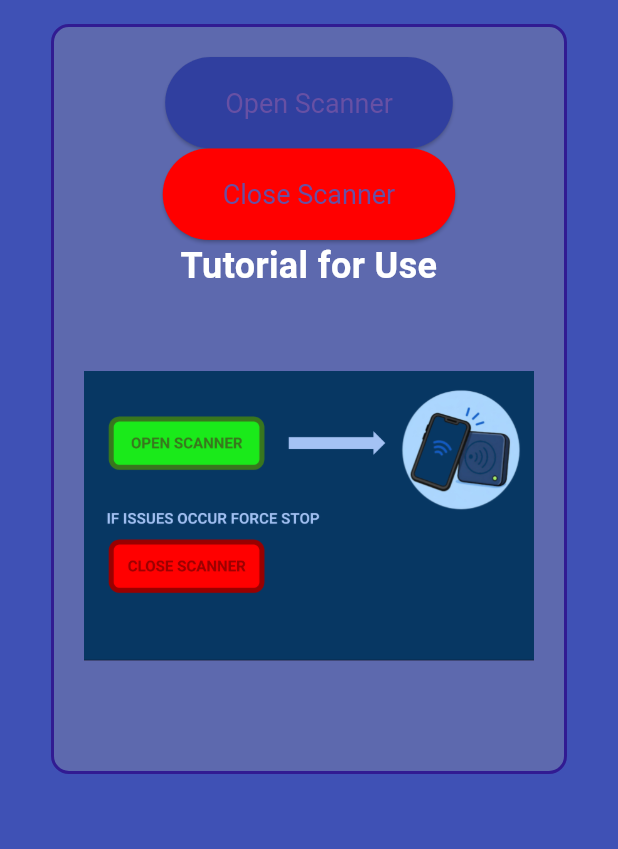
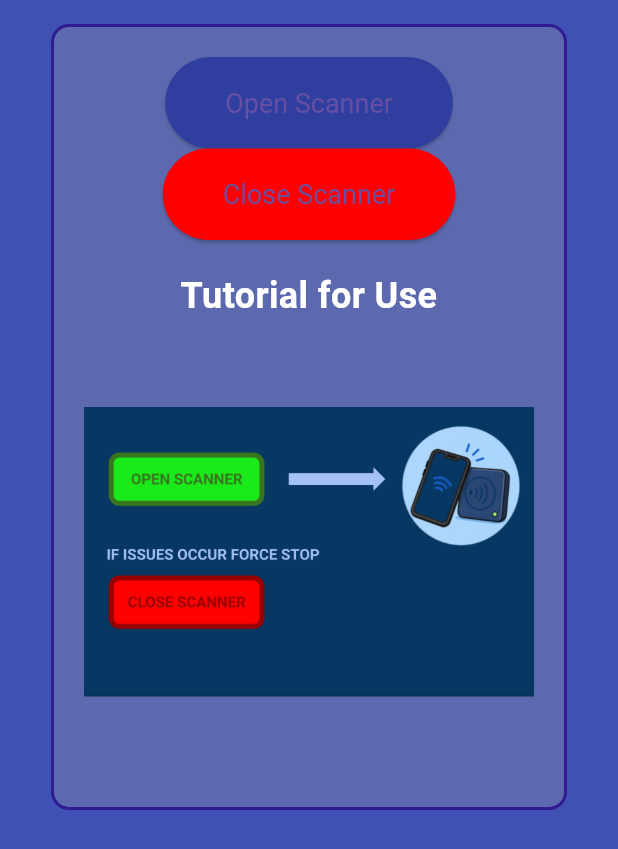
Before and after one commit to Cap0703/BluePrint-, a Flutter app: the HomeScreen screen opened directly with empty values, on a phone screen of 412 x 824 dp. Shown: the top 849 px of the screen. Run offline on Flutter 3.47's test engine with Material 3 defaults, Android fonts, the phone set to English and light mode, and no system bars; missing offline and left inert: nfc_manager.

Commit message:
added spacing
Co-authored-by: Copilot <copilot@github.com>

```diff
--- a/src/app/blueprint_student_application/lib/main.dart
+++ b/src/app/blueprint_student_application/lib/main.dart
@@ -115,7 +115,9 @@ class HomeScreen extends StatelessWidget {
               children: [
                 nfcScannerButtonEnable(studentID: studentID, token: token),
                 nfcScannerButtonDisable(),
+                const SizedBox(height: 20),
                 const loginInstructionText(),
+                const SizedBox(height: 4),
                 const loginInstructionImage(),
 
               ],
```
